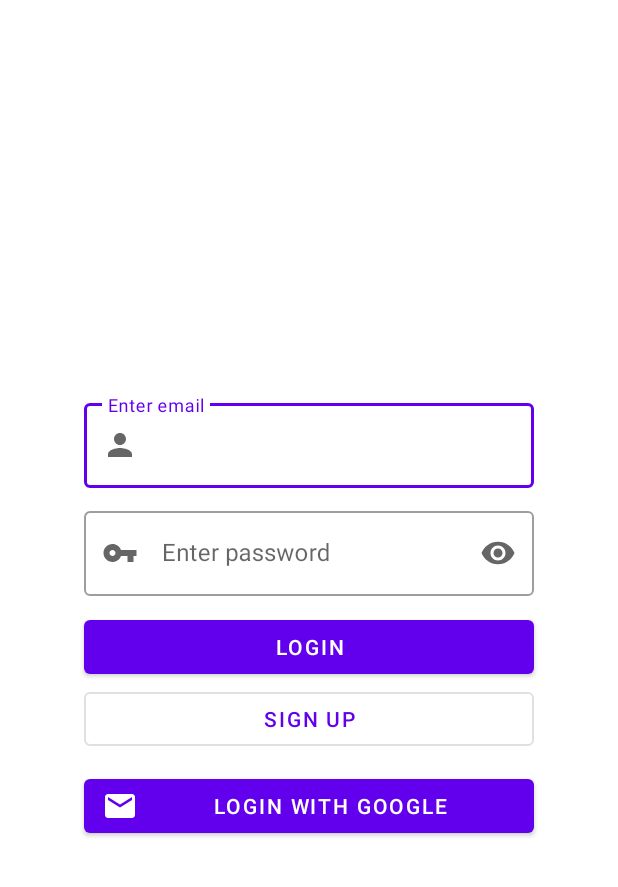
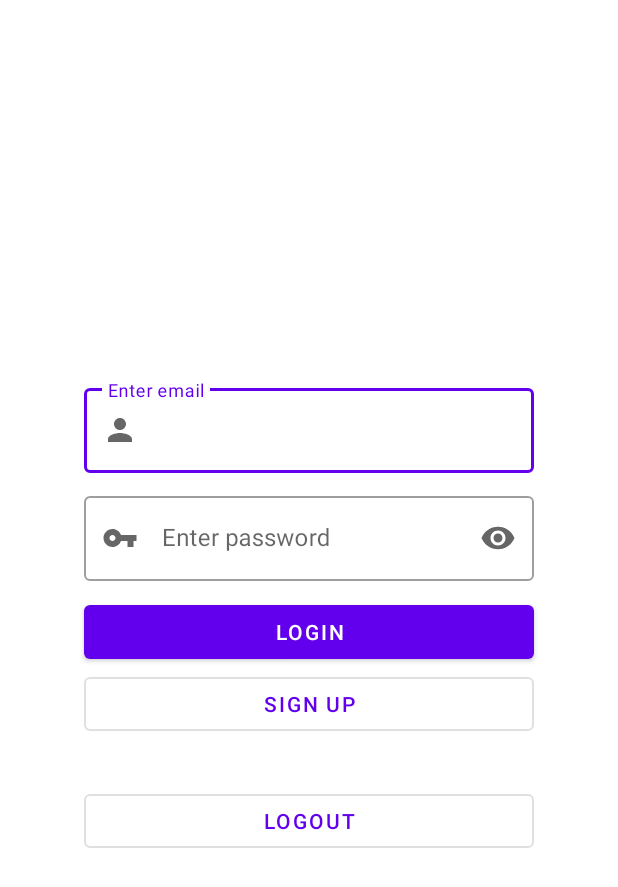
Before and after one commit to gdscewha-3rd/Project-Community, an Android app: the AuthActivity screen opened directly, with no data from a screen before it, on a phone screen of 412 x 824 dp. Shown: the top 887 px of the screen. Run offline under Robolectric (Android 15) with nearby library versions, the phone set to English and light mode, and no system bars; our stand-ins replace Firebase (no records; nobody signed in at launch, a user with empty details on screens opened directly).

Commit message:
회원가입, 로그인 기본 기능

```diff
--- a/app/build.gradle
+++ b/app/build.gradle
@@ -13,6 +13,7 @@ android {
         targetSdk 31
         versionCode 1
         versionName "1.0"
+        multiDexEnabled true
 
         testInstrumentationRunner "androidx.test.runner.AndroidJUnitRunner"
     }
@@ -46,4 +47,8 @@ dependencies {
     androidTestImplementation 'androidx.test.espresso:espresso-core:3.4.0'
 
     implementation platform('com.google.firebase:firebase-bom:29.0.3')
+    implementation 'com.google.firebase:firebase-auth-ktx'
+    implementation 'com.google.android.gms:play-services-auth:20.0.0'
+    implementation 'androidx.multidex:multidex:2.0.1'
+
 }
--- a/app/src/main/AndroidManifest.xml
+++ b/app/src/main/AndroidManifest.xml
@@ -12,6 +12,7 @@
         <activity
             android:name=".login.AuthActivity"
             android:exported="false" />
+
         <activity
             android:name=".MainActivity"
             android:exported="true">
--- a/app/src/main/java/com/example/leafy2/MainActivity.kt
+++ b/app/src/main/java/com/example/leafy2/MainActivity.kt
@@ -17,10 +17,13 @@ class MainActivity : AppCompatActivity() {
         binding = ActivityMainBinding.inflate(layoutInflater)
         setContentView(binding.root)
 
+
         binding.toLoginBtn.setOnClickListener{
             val intent = Intent(this, AuthActivity::class.java)
             startActivity(intent)
         }
+
+        binding.userName.setText(MyApplication.username)
     }
 
 }
--- a/app/src/main/res/layout/activity_auth.xml
+++ b/app/src/main/res/layout/activity_auth.xml
@@ -6,10 +6,11 @@
     android:layout_height="match_parent"
     tools:context=".login.AuthActivity">
 
-    <androidx.constraintlayout.widget.ConstraintLayout
+    <LinearLayout
         android:layout_width="match_parent"
         android:layout_height="wrap_content"
-
+        android:orientation="vertical"
+        android:gravity="center"
         app:layout_constraintBottom_toBottomOf="parent"
         app:layout_constraintStart_toStartOf="parent"
         app:layout_constraintTop_toTopOf="parent">
@@ -20,12 +21,10 @@
             android:layout_width="@dimen/loginpage_width"
             android:layout_height="wrap_content"
             android:hint="@string/enter_your_email"
-            app:layout_constraintEnd_toEndOf="parent"
-            app:layout_constraintStart_toStartOf="parent"
-            app:layout_constraintTop_toTopOf="parent"
             app:startIconDrawable="@drawable/ic_user">
 
             <com.google.android.material.textfield.TextInputEditText
+                android:id="@+id/email_et"
                 android:layout_width="match_parent"
                 android:layout_height="wrap_content" />
 
@@ -39,12 +38,27 @@
             android:layout_marginTop="@dimen/margin_10"
             android:hint="@string/enter_your_password"
             app:endIconMode="password_toggle"
-            app:layout_constraintEnd_toEndOf="parent"
-            app:layout_constraintStart_toStartOf="parent"
-            app:layout_constraintTop_toBottomOf="@+id/email_textfield"
             app:startIconDrawable="@drawable/ic_password">
 
             <com.google.android.material.textfield.TextInputEditText
+                android:id="@+id/password_et"
+                android:layout_width="match_parent"
+                android:layout_height="wrap_content"
+                android:inputType="textPassword" />
+
+        </com.google.android.material.textfield.TextInputLayout>
+
+        <com.google.android.material.textfield.TextInputLayout
+            android:id="@+id/username_textfield"
+            style="@style/Widget.MaterialComponents.TextInputLayout.OutlinedBox"
+            android:layout_width="@dimen/loginpage_width"
+            android:layout_height="wrap_content"
+            android:layout_marginTop="@dimen/margin_10"
+            android:visibility="gone"
+            android:hint="Enter user name">
+
+            <com.google.android.material.textfield.TextInputEditText
+                android:id="@+id/username_et"
                 android:layout_width="match_parent"
                 android:layout_height="wrap_content"
                 android:inputType="textPassword" />
@@ -56,33 +70,41 @@
             android:layout_width="@dimen/loginpage_width"
             android:layout_height="wrap_content"
             android:layout_marginTop="@dimen/margin_10"
-            android:text="@string/login"
-            app:layout_constraintEnd_toEndOf="parent"
-            app:layout_constraintStart_toStartOf="parent"
-            app:layout_constraintTop_toBottomOf="@+id/password_textfield" />
+            android:text="@string/login" />
 
         <Button
             android:id="@+id/signup_btn"
             style="?attr/materialButtonOutlinedStyle"
             android:layout_width="@dimen/loginpage_width"
             android:layout_height="wrap_content"
-            android:text="@string/sign_up"
-            app:layout_constraintEnd_toEndOf="parent"
-            app:layout_constraintStart_toStartOf="parent"
-            app:layout_constraintTop_toBottomOf="@+id/login_btn" />
+            android:text="@string/sign_up" />
 
         <Button
+            android:id="@+id/sign_btn"
+            android:layout_width="@dimen/loginpage_width"
+            android:layout_height="wrap_content"
+            android:text="@string/sign_up"
+            android:visibility="gone" />
+
+        <Button
+            android:id="@+id/google_login_btn"
             style="@style/Widget.MaterialComponents.Button.Icon"
             android:layout_width="@dimen/loginpage_width"
             android:layout_height="wrap_content"
             android:layout_marginTop="@dimen/margin_10"
             android:text="@string/login_with_google"
-            app:icon="@drawable/ic_email"
-            app:layout_constraintEnd_toEndOf="parent"
-            app:layout_constraintStart_toStartOf="parent"
-            app:layout_constraintTop_toBottomOf="@+id/signup_btn" />
+            android:visibility="gone"
+            app:icon="@drawable/ic_email" />
 
-    </androidx.constraintlayout.widget.ConstraintLayout>
+        <Button
+            android:id="@+id/logout_btn"
+            android:layout_width="@dimen/loginpage_width"
+            android:layout_height="wrap_content"
+            android:layout_marginTop="30dp"
+            android:text="@string/logout"
+            style="?attr/materialButtonOutlinedStyle" />
+
+    </LinearLayout>
 
 
 
--- a/app/src/main/res/values/strings.xml
+++ b/app/src/main/res/values/strings.xml
@@ -5,4 +5,13 @@
     <string name="login">Login</string>
     <string name="sign_up">Sign Up</string>
     <string name="login_with_google">Login with Google</string>
+    <string name="logout">logout</string>
+    <string name="check_your_email">Please check your email inbox</string>
+    <string name="failed_to_send_email">Failed to send email</string>
+    <string name="failed_to_signup">Failed to sign up</string>
+    <string name="signup_success">Sign up success</string>
+    <string name="authentication_incomplete">Email authentication is not completed</string>
+    <string name="login_failed">Failed to login</string>
+    <string name="login_success">Successfully loged in</string>
+
 </resources>
```
Also changed, not shown: app/src/main/java/com/example/leafy2/MyApplication.kt (added, +20 -0 lines), app/src/main/java/com/example/leafy2/login/AuthActivity.kt (+79 -1 lines), app/src/main/res/layout/activity_main.xml (+9 -1 lines).
